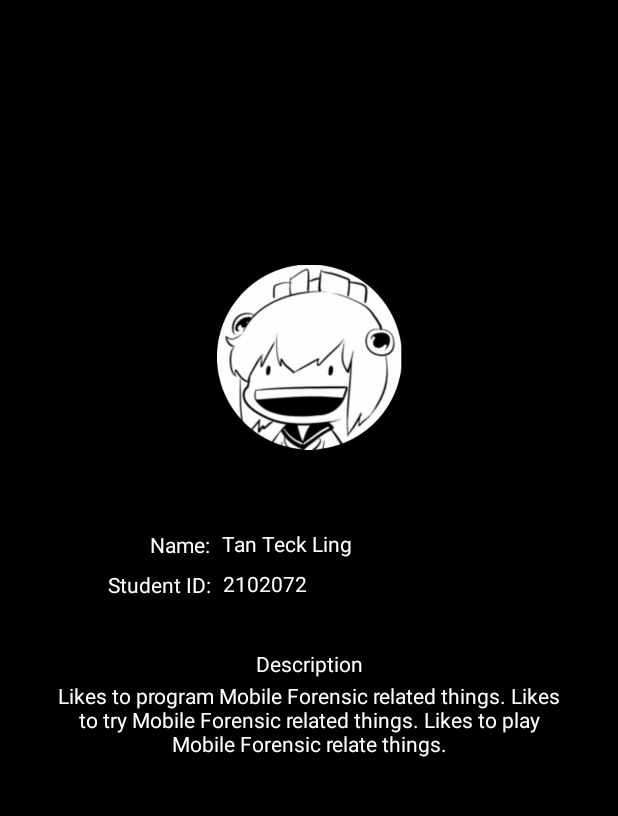
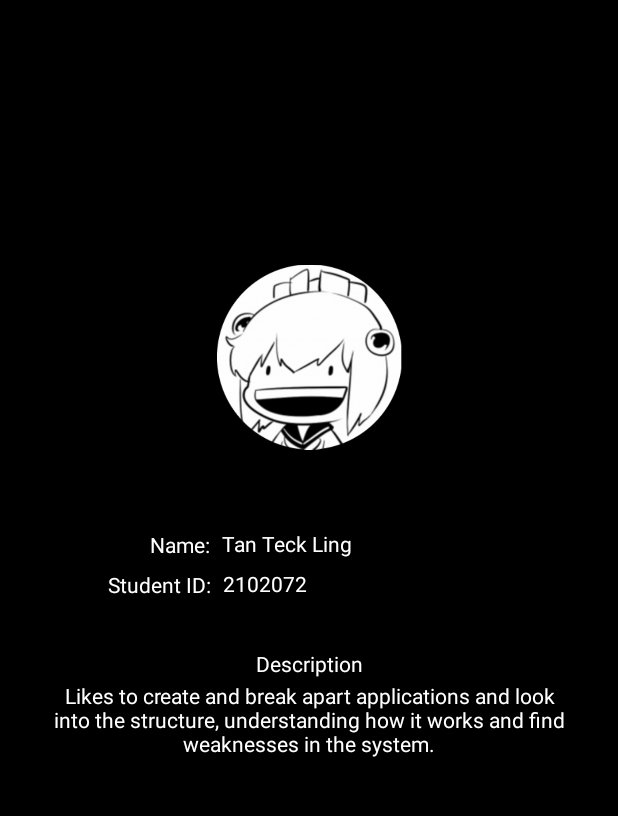
Before and after one commit to JoshuaNg1910/ICT2207_BrickingBad, an Android app: the tecklingActivity screen opened directly, with no data from a screen before it, on a phone screen of 412 x 824 dp, the part 84-900 px from its top. Run offline under Robolectric (Android 15) with nearby library versions, the phone set to English and light mode, and no system bars.

Commit message:
Edited my description text within activity_teckling.xml

```diff
--- a/app/src/main/res/layout/activity_teckling.xml
+++ b/app/src/main/res/layout/activity_teckling.xml
@@ -78,7 +78,7 @@
         android:layout_width="343dp"
         android:layout_height="78dp"
         android:layout_marginBottom="236dp"
-        android:text="Likes to program Mobile Forensic related things. Likes to try Mobile Forensic related things. Likes to play Mobile Forensic relate things."
+        android:text="Likes to create and break apart applications and look into the structure, understanding how it works and find weaknesses in the system."
         android:textAlignment="center"
         android:textColor="#FFFFFF"
         app:layout_constraintBottom_toBottomOf="parent"
```
